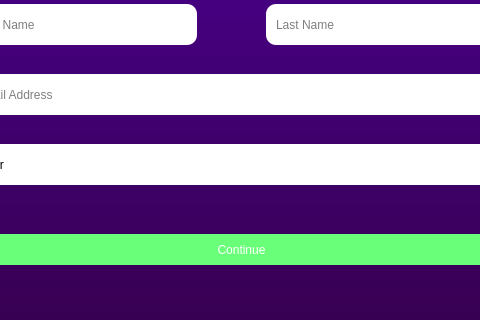
Before: the Qt Designer form stinder/ui/Login.ui in gibbons-eddie/Stinder, drawn with Qt 5; both pictures show x 84 to 564 and y 156 to 476 of the 654 by 476 pixel window.
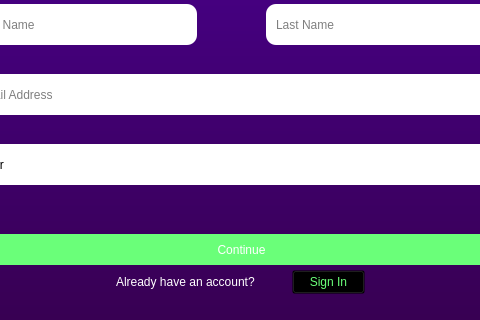
After: the same form once the commit is applied. The open tabs and pages were chosen to show the change. Icons and pictures are not drawn.

Commit message: Added logout functionality, fixed course delete bug, added button to return to login page from basic sign in.

```diff
--- a/stinder/ui/Login.ui
+++ b/stinder/ui/Login.ui
@@ -429,6 +429,42 @@
       <string/>
      </property>
     </widget>
+    <widget class="QLabel" name="label">
+     <property name="geometry">
+      <rect>
+       <x>200</x>
+       <y>430</y>
+       <width>181</width>
+       <height>16</height>
+      </rect>
+     </property>
+     <property name="styleSheet">
+      <string notr="true">background-color: transparent;
+color: white;
+font: 600 11pt &quot;Nexa Bold&quot;;</string>
+     </property>
+     <property name="text">
+      <string>Already have an account?</string>
+     </property>
+    </widget>
+    <widget class="QPushButton" name="SignInBtn">
+     <property name="geometry">
+      <rect>
+       <x>376</x>
+       <y>426</y>
+       <width>73</width>
+       <height>24</height>
+      </rect>
+     </property>
+     <property name="styleSheet">
+      <string notr="true">background-color: transparent;
+color: rgb(106,255,121);;
+font: 600 11pt &quot;Nexa Bold&quot;;</string>
+     </property>
+     <property name="text">
+      <string>Sign In</string>
+     </property>
+    </widget>
    </widget>
    <widget class="QWidget" name="DetailPage">
     <widget class="QLabel" name="StinderLogo_2">
```
Left out of the diff: 10 changed lines with no effect on the pictures. The commit also changes 3 other files.
